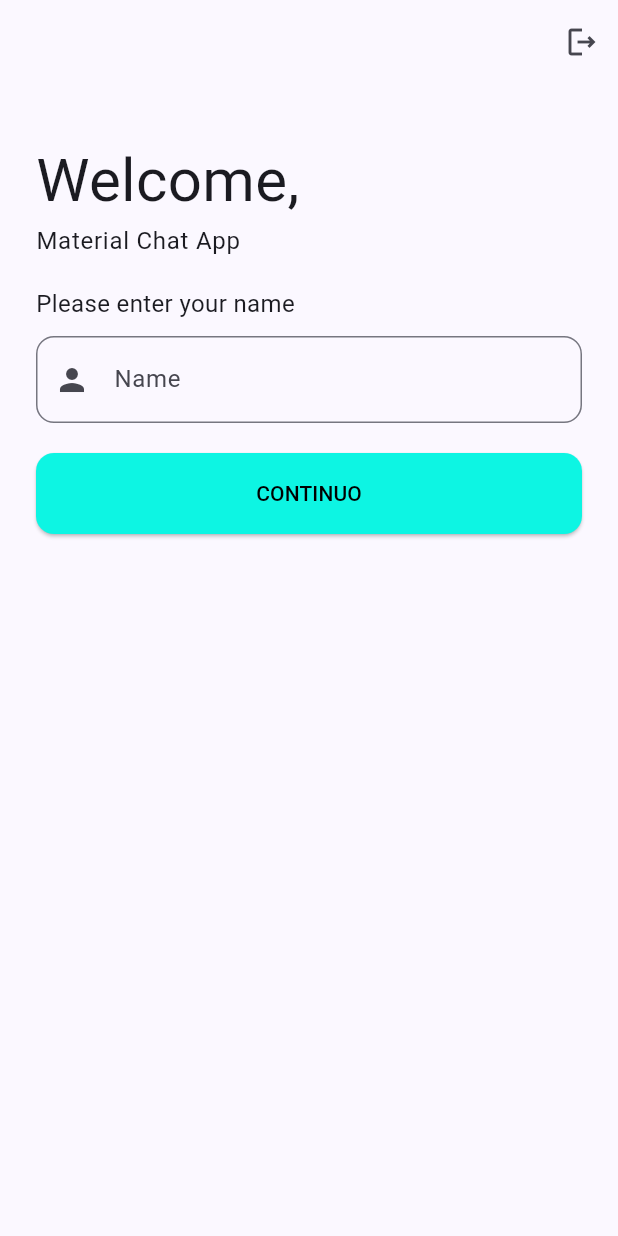
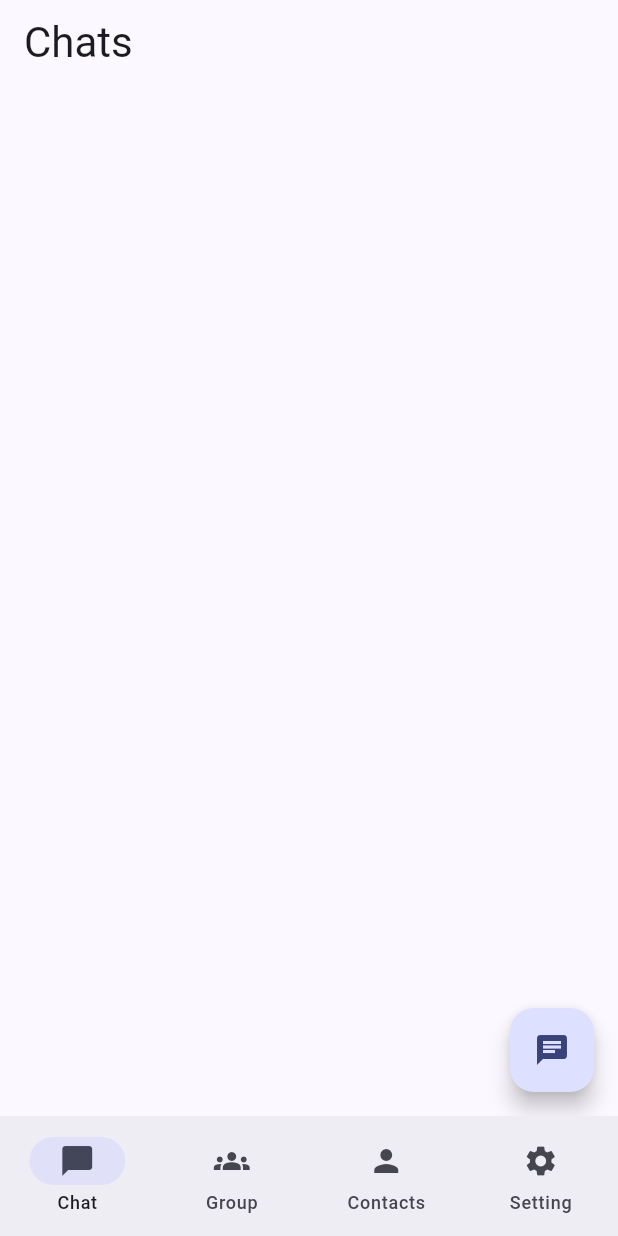
Before and after one commit to YousefDewidar/material_chat_app, a Flutter app: the CreateAccView screen opened directly, after a tap on "CONTINUO", on a phone screen of 412 x 824 dp. Run offline on Flutter 3.47's test engine with Material 3 defaults, Android fonts, the phone set to English and light mode, and no system bars; our stand-ins replace flutter_svg.

Commit message:
add page view and create all pages

```diff
--- /dev/null
+++ b/lib/views/all_views.dart
@@ -0,0 +1,50 @@
+import 'package:flutter/material.dart';
+import 'package:material_chat_app/views/home/chat_home_view.dart';
+import 'package:material_chat_app/views/home/contact_home_view.dart';
+import 'package:material_chat_app/views/home/group_home_view.dart';
+import 'package:material_chat_app/views/home/setting_home_view.dart';
+
+class AllViews extends StatefulWidget {
+  const AllViews({super.key});
+
+  @override
+  State<AllViews> createState() => _AllViewsState();
+}
+
+class _AllViewsState extends State<AllViews> {
+  PageController pageController = PageController();
+  int curIndex = 0;
+
+  @override
+  Widget build(BuildContext  )  {
+    return Scaffold(
+      body: PageView(
+        controller: pageController,
+        onPageChanged: (value) {
+          curIndex = value;
+          setState(() {});
+        },
+        children: const [
+          ChatHomeView(),
+          GroupHomeView(),
+          ContactHomeView(),
+          SettingHomeView(),
+        ],
+      ),
+      bottomNavigationBar: NavigationBar(
+        selectedIndex: curIndex,
+        onDestinationSelected: (value) {
+          curIndex = value;
+          pageController.jumpToPage(curIndex);
+          setState(() {});
+        },
+        destinations: const [
+          NavigationDestination(icon: Icon(Icons.chat_bubble), label: 'Chat'),
+          NavigationDestination(icon: Icon(Icons.groups), label: 'Group'),
+          NavigationDestination(icon: Icon(Icons.person), label: 'Contacts'),
+          NavigationDestination(icon: Icon(Icons.settings), label: 'Setting'),
+        ],
+      ),
+    );
+  }
+}
--- a/lib/views/create_acc_view.dart
+++ b/lib/views/create_acc_view.dart
@@ -1,4 +1,5 @@
 import 'package:flutter/material.dart';
+import 'package:material_chat_app/views/all_views.dart';
 import 'package:material_chat_app/widgets/custom_button.dart';
 import 'package:material_chat_app/widgets/custom_text_field.dart';
 
@@ -59,7 +60,14 @@ class CreateAccView extends StatelessWidget {
                 height: 20,
               ),
 
-              CustomButton(text: 'continuo', onPressed: () {})
+              CustomButton(
+                  text: 'continuo',
+                  onPressed: () {
+                    Navigator.push(context,
+                        MaterialPageRoute(builder: (context) {
+                      return const AllViews();
+                    }));
+                  })
             ],
           ),
         ),
--- /dev/null
+++ b/lib/views/home/chat_home_view.dart
@@ -0,0 +1,29 @@
+import 'package:flutter/material.dart';
+
+class ChatHomeView extends StatefulWidget {
+  const ChatHomeView({super.key});
+
+  @override
+  State<ChatHomeView> createState() => _ChatHomeViewState();
+}
+
+class _ChatHomeViewState extends State<ChatHomeView> {
+  @override
+  Widget build(BuildContext context) {
+    return Scaffold(
+
+      floatingActionButton: FloatingActionButton(
+        onPressed: () {},
+        child: const Icon(Icons.chat),
+      ),
+
+      appBar: AppBar(
+        automaticallyImplyLeading: false,
+        title: Text(
+          'Chats',
+          style: Theme.of(context).textTheme.headlineMedium,
+        ),
+      ),
+    );
+  }
+}
```
Also changed, not shown: lib/views/home/contact_home_view.dart (added, +27 -0 lines), lib/views/home/group_home_view.dart (added, +27 -0 lines), lib/views/home/setting_home_view.dart (added, +46 -0 lines), lib/widgets/info_prof.dart (added, +28 -0 lines), lib/widgets/setting_card.dart (added, +36 -0 lines).
